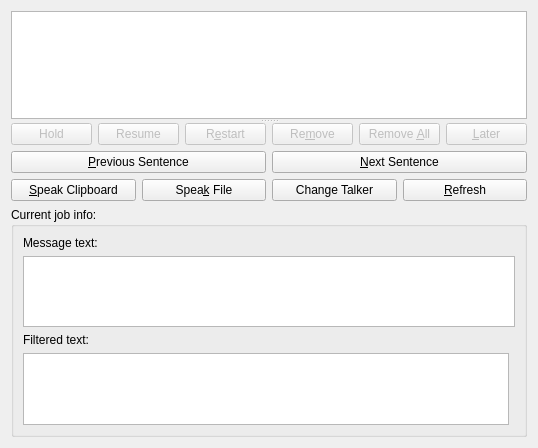
First picture: the form in kttsjobmgr/kttsjobmgr.ui, repository KDE/jovie, before the edit.
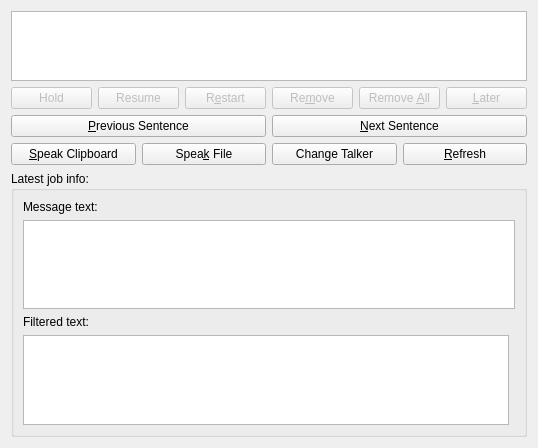
Second picture: the form after the edit. Custom widgets are drawn as their Qt base class.

Commit message: clean up filtermanager class removing deprecated methods/etc. add newJobFiltered signal to kspeech for now, might take that back out for 4.4 if it doesnt fit well, also make the job viewer a table instead of a tree

Diff of the .ui file:
```diff
--- a/kttsjobmgr/kttsjobmgr.ui
+++ b/kttsjobmgr/kttsjobmgr.ui
@@ -14,28 +14,36 @@
    <string>Jobs</string>
   </property>
   <layout class="QVBoxLayout" name="verticalLayout_2">
+   <item>
+    <widget class="QTableView" name="m_jobTableView">
+     <property name="sizePolicy">
+      <sizepolicy hsizetype="Expanding" vsizetype="Expanding">
+       <horstretch>0</horstretch>
+       <verstretch>1</verstretch>
+      </sizepolicy>
+     </property>
+     <property name="selectionBehavior">
+      <enum>QAbstractItemView::SelectRows</enum>
+     </property>
+     <attribute name="horizontalHeaderShowSortIndicator" stdset="0">
+      <bool>true</bool>
+     </attribute>
+     <attribute name="horizontalHeaderStretchLastSection">
+      <bool>true</bool>
+     </attribute>
+     <attribute name="horizontalHeaderShowSortIndicator" stdset="0">
+      <bool>true</bool>
+     </attribute>
+     <attribute name="horizontalHeaderStretchLastSection">
+      <bool>true</bool>
+     </attribute>
+    </widget>
+   </item>
    <item>
     <widget class="QSplitter" name="splitter">
      <property name="orientation">
       <enum>Qt::Vertical</enum>
      </property>
-     <widget class="QTreeView" name="m_jobListView">
-      <property name="whatsThis">
-       <string>&lt;p&gt;These are all the text jobs.  The &lt;b&gt;State&lt;/b&gt; column may be:
-        &lt;ul&gt;
-        &lt;li&gt;&lt;b&gt;Queued&lt;/b&gt; - the job is waiting and will not be spoken until its state is changed to &lt;b&gt;Waiting&lt;/b&gt; by clicking the &lt;b&gt;Resume&lt;/b&gt; or &lt;b&gt;Restart&lt;/b&gt; buttons.&lt;/li&gt;
-        &lt;li&gt;&lt;b&gt;Waiting&lt;/b&gt; - the job is ready to be spoken.  It will be spoken when the jobs preceding it in the list have finished.&lt;/li&gt;
-        &lt;li&gt;&lt;b&gt;Speaking&lt;/b&gt; - the job is speaking.  The &lt;b&gt;Position&lt;/b&gt; column shows the current sentence of the job being spoken.  You may pause a speaking job by clicking the &lt;b&gt;Hold&lt;/b&gt; button.&lt;/li&gt;
-        &lt;li&gt;&lt;b&gt;Paused&lt;/b&gt; - the job is currently paused.  Paused jobs prevent jobs below them from speaking.  Use the &lt;b&gt;Resume&lt;/b&gt; or &lt;b&gt;Restart&lt;/b&gt; buttons to resume speaking the job, or click &lt;b&gt;Later&lt;/b&gt; to move the job down in the list.&lt;/li&gt;
-        &lt;li&gt;&lt;b&gt;Finished&lt;/b&gt; - the job has finished speaking.  When a second job finishes, this one will be deleted.  You may click &lt;b&gt;Restart&lt;/b&gt; to repeat the job.&lt;/li&gt;
-        &lt;/ul&gt;
-        &lt;em&gt;Note&lt;/em&gt;: Messages, Warnings, and Screen Reader Output do not appear in this list.  See the Handbook for more information.
-        &lt;/p&gt;</string>
-      </property>
-      <property name="rootIsDecorated">
-       <bool>false</bool>
-      </property>
-     </widget>
      <widget class="QWidget" name="layoutWidget">
       <layout class="QVBoxLayout" name="verticalLayout">
        <item>
@@ -188,11 +196,17 @@
        <item>
         <widget class="QGroupBox" name="groupBox">
          <property name="title">
-          <string>Current job info:</string>
+          <string>Latest job info:</string>
          </property>
          <layout class="QGridLayout" name="gridLayout">
           <item row="1" column="1" colspan="2">
            <widget class="KTextEdit" name="m_currentSentence">
+            <property name="sizePolicy">
+             <sizepolicy hsizetype="Expanding" vsizetype="Expanding">
+              <horstretch>0</horstretch>
+              <verstretch>0</verstretch>
+             </sizepolicy>
+            </property>
             <property name="whatsThis">
              <string>&lt;p&gt;The text of the sentence currently speaking.&lt;/p&gt;</string>
             </property>
```
The commit also changes 10 other files.
